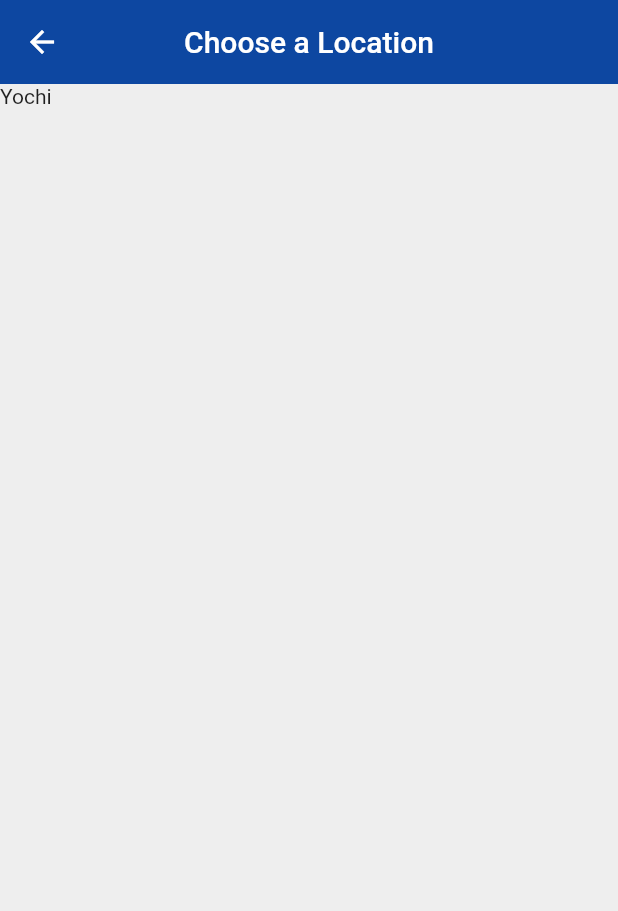
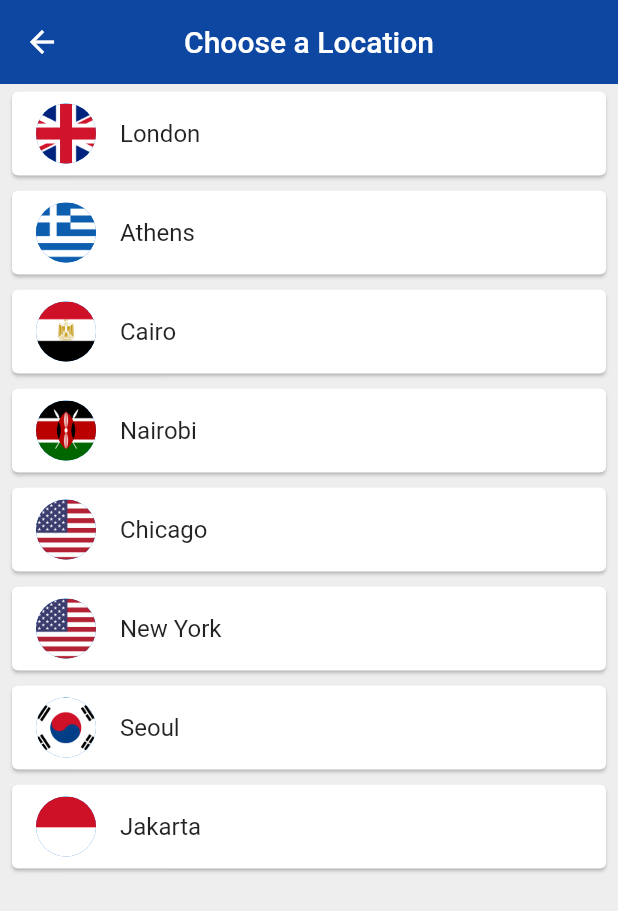
Before and after one commit to mouhsineelachbi/world_time_app, a Flutter app: the ChooseLocation screen opened by its route, on a phone screen of 412 x 824 dp. Shown: the top 911 px of the screen. Run offline on Flutter 3.47's test engine with Material 2 defaults, Android fonts, the phone set to English and light mode, and no system bars; our stand-ins replace flutter_spinkit; statements that could not run were skipped.

Commit message:
put flags and get time for every location

```diff
--- a/lib/pages/choose_location.dart
+++ b/lib/pages/choose_location.dart
@@ -1,4 +1,5 @@
 import 'package:flutter/material.dart';
+import 'package:world_time/services/world_time.dart';
 
 class ChooseLocation extends StatefulWidget {
   @override
@@ -6,6 +7,29 @@ class ChooseLocation extends StatefulWidget {
 }
 
 class _ChooseLocationState extends State<ChooseLocation> {
+
+  List<WorldTime> locations = [
+    WorldTime(url: 'Europe/London', location: 'London', flag: 'uk.png'),
+    WorldTime(url: 'Europe/Berlin', location: 'Athens', flag: 'greece.png'),
+    WorldTime(url: 'Africa/Cairo', location: 'Cairo', flag: 'egypt.png'),
+    WorldTime(url: 'Africa/Nairobi', location: 'Nairobi', flag: 'kenya.png'),
+    WorldTime(url: 'America/Chicago', location: 'Chicago', flag: 'usa.png'),
+    WorldTime(url: 'America/New_York', location: 'New York', flag: 'usa.png'),
+    WorldTime(url: 'Asia/Seoul', location: 'Seoul', flag: 'south_korea.png'),
+    WorldTime(url: 'Asia/Jakarta', location: 'Jakarta', flag: 'indonesia.png'),
+  ];
+
+  void updateTime(index) async {
+    WorldTime instance = locations[index];
+    await instance.getTime();
+    //  Navigate to home screen
+    Navigator.pop(context, {
+      'location': instance.location,
+      'flag': instance.flag,
+      'time': instance.time,
+      'isDaytime' : instance.isDaytime
+    });
+  }
 
   @override
   Widget build(BuildContext context) {
@@ -17,7 +41,25 @@ class _ChooseLocationState extends State<ChooseLocation> {
         centerTitle: true,
         elevation: 0.0,
       ),
-      body: Text('Yochi'),
+      body: ListView.builder(
+        itemCount: locations.length,
+        itemBuilder: (context, index){
+          return Padding(
+            padding: const EdgeInsets.symmetric(vertical: 1.0, horizontal: 4.0),
+            child: Card(
+              child: ListTile(
+                onTap: (){
+                  updateTime(index);
+                },
+                title: Text(locations[index].location),
+                leading: CircleAvatar(
+                  backgroundImage: AssetImage('assets/${locations[index].flag}'),
+                ),
+              ),
+            ),
+          );
+        },
+      ),
     );
   }
 }
```
Also changed, not shown: lib/pages/home.dart (+11 -3 lines), assets/egypt.png (added), assets/germany.png (added), assets/greece.png (added), assets/indonesia.png (added), assets/kenya.png (added), assets/south_korea.png (added), assets/uk.png (added), assets/usa.png (added).
